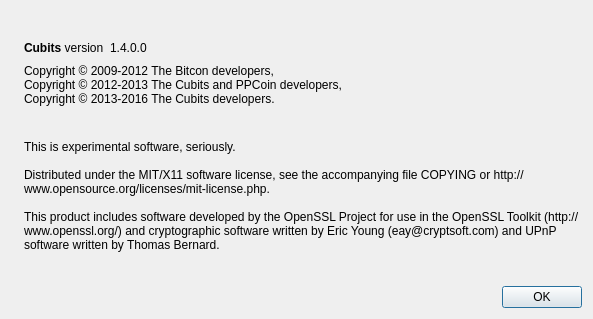
Old version of the form src/qt/forms/aboutdialog.ui in the repository scificrypto/CubitsV3.
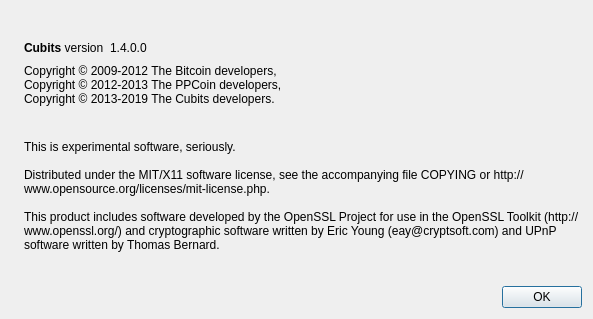
New version of the form. Icons and pictures are not drawn.

Commit message: Update Copyright to 2019 year.

What changed in the file:
```diff
--- a/src/qt/forms/aboutdialog.ui
+++ b/src/qt/forms/aboutdialog.ui
@@ -91,9 +91,9 @@
         <cursorShape>IBeamCursor</cursorShape>
        </property>
        <property name="text">
-        <string>Copyright © 2009-2012 The Bitcon developers,
-Copyright © 2012-2013 The Cubits and PPCoin developers,
-Copyright © 2013-2016 The Cubits developers.
+        <string>Copyright © 2009-2012 The Bitcoin developers,
+Copyright © 2012-2013 The PPCoin developers,
+Copyright © 2013-2019 The Cubits developers.
         </string>
        </property>
        <property name="textInteractionFlags">
```
The commit also changes 1 other file.
